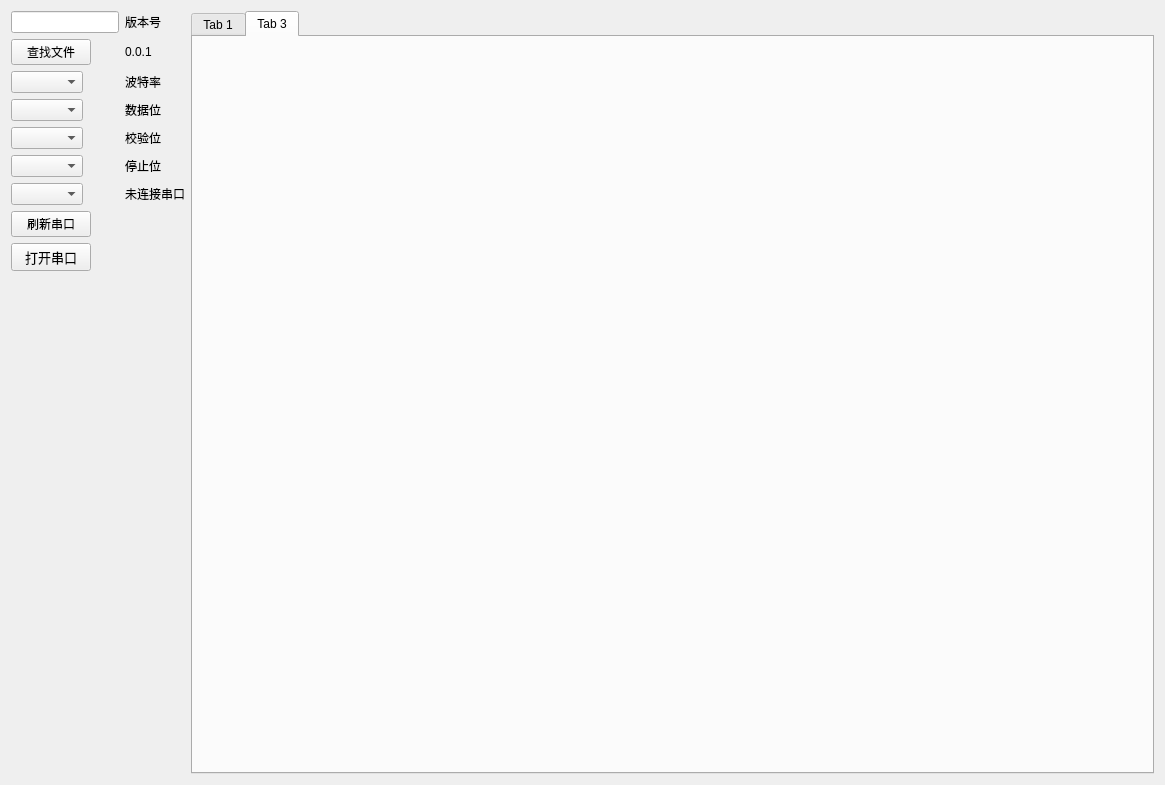
Qt form qtproj/widget.ui (Fboxtt/qt_proj) before a commit.
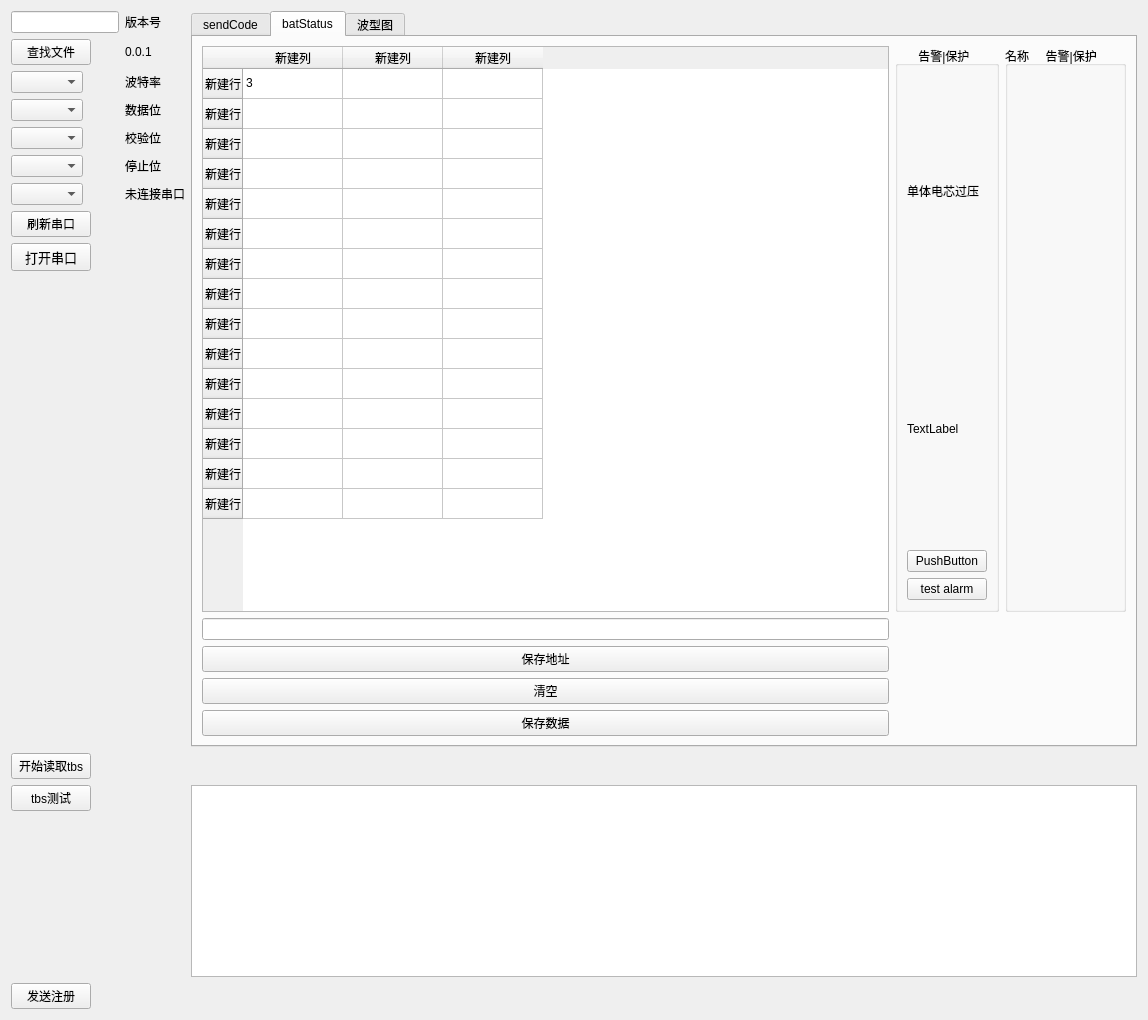
The same form after that commit.

The edit to the form file:
```diff
--- a/qtproj/widget.ui
+++ b/qtproj/widget.ui
@@ -6,8 +6,8 @@
    <rect>
     <x>0</x>
     <y>0</y>
-    <width>1165</width>
-    <height>785</height>
+    <width>1148</width>
+    <height>1020</height>
    </rect>
   </property>
   <property name="windowTitle">
@@ -122,7 +122,7 @@
      </property>
      <widget class="QWidget" name="tab">
       <attribute name="title">
-       <string>Tab 1</string>
+       <string>sendCode</string>
       </attribute>
       <layout class="QFormLayout" name="formLayout_4">
        <item row="0" column="0">
@@ -162,59 +162,7 @@
          </item>
         </layout>
        </item>
-       <item row="0" column="1">
-        <layout class="QGridLayout" name="gridLayout">
-         <item row="2" column="0" colspan="2">
-          <widget class="QListWidget" name="listWidget"/>
-         </item>
-         <item row="1" column="0">
-          <widget class="QPushButton" name="pushButton_3">
-           <property name="text">
-            <string>开始读取tbs</string>
-           </property>
-          </widget>
-         </item>
-         <item row="1" column="1">
-          <widget class="QPushButton" name="clearReceiveDataButton_2">
-           <property name="text">
-            <string>清空</string>
-           </property>
-          </widget>
-         </item>
-         <item row="3" column="0" colspan="2">
-          <widget class="QLineEdit" name="lineEdit_2"/>
-         </item>
-         <item row="0" column="0">
-          <widget class="QPushButton" name="sendTbs">
-           <property name="text">
-            <string>tbs测试</string>
-           </property>
-          </widget>
-         </item>
-         <item row="0" column="1">
-          <widget class="QPushButton" name="sendRegisterBox">
-           <property name="text">
-            <string>发送注册</string>
-           </property>
-          </widget>
-         </item>
-         <item row="4" column="0">
-          <widget class="QPushButton" name="pushButton_8">
-           <property name="text">
-            <string>保存地址</string>
-           </property>
-          </widget>
-         </item>
-         <item row="4" column="1">
-          <widget class="QPushButton" name="pushButton_7">
-           <property name="text">
-            <string>保存数据</string>
-           </property>
-          </widget>
-         </item>
-        </layout>
-       </item>
-       <item row="1" column="0">
+       <item row="2" column="1">
         <layout class="QFormLayout" name="formLayout_2">
          <item row="1" column="0">
           <widget class="QCheckBox" name="hexSendBox">
@@ -247,7 +195,14 @@
          </item>
         </layout>
        </item>
-       <item row="1" column="1">
+      </layout>
+     </widget>
+     <widget class="QWidget" name="tab_3">
+      <attribute name="title">
+       <string>batStatus</string>
+      </attribute>
+      <layout class="QGridLayout" name="gridLayout">
+       <item row="0" column="0">
         <widget class="QTableWidget" name="tableWidget">
          <row>
           <property name="text">
@@ -346,11 +301,84 @@
          </item>
         </widget>
        </item>
+       <item row="1" column="0">
+        <widget class="QLineEdit" name="lineEdit_2"/>
+       </item>
+       <item row="3" column="0">
+        <widget class="QPushButton" name="clearReceiveDataButton_2">
+         <property name="text">
+          <string>清空</string>
+         </property>
+        </widget>
+       </item>
+       <item row="4" column="0">
+        <widget class="QPushButton" name="pushButton_7">
+         <property name="text">
+          <string>保存数据</string>
+         </property>
+        </widget>
+       </item>
+       <item row="0" column="1">
+        <widget class="QGroupBox" name="batGroupBox">
+         <property name="title">
+          <string>       告警|保护</string>
+         </property>
+         <layout class="QGridLayout" name="gridLayout_6">
+          <item row="2" column="0">
+           <widget class="QPushButton" name="pushButton">
+            <property name="text">
+             <string>PushButton</string>
+            </property>
+           </widget>
+          </item>
+          <item row="1" column="0">
+           <widget class="QLabel" name="label_8">
+            <property name="text">
+             <string>TextLabel</string>
+            </property>
+           </widget>
+          </item>
+          <item row="0" column="0">
+           <widget class="QLabel" name="label">
+            <property name="text">
+             <string>单体电芯过压</string>
+            </property>
+           </widget>
+          </item>
+          <item row="3" column="0">
+           <widget class="QPushButton" name="pushButton_2">
+            <property name="text">
+             <string>test alarm</string>
+            </property>
+           </widget>
+          </item>
+         </layout>
+        </widget>
+       </item>
+       <item row="2" column="0">
+        <widget class="QPushButton" name="pushButton_8">
+         <property name="text">
+          <string>保存地址</string>
+         </property>
+        </widget>
+       </item>
+       <item row="0" column="2">
+        <widget class="QGroupBox" name="alarmGroupBox">
+         <property name="title">
+          <string>名称     告警|保护</string>
+         </property>
+         <layout class="QGridLayout" name="gridLayout_8">
+          <item row="0" column="0">
+           <layout class="QGridLayout" name="gridLayout_7"/>
+          </item>
+         </layout>
+        </widget>
+       </item>
       </layout>
      </widget>
      <widget class="QWidget" name="tab_2">
       <attribute name="title">
-       <string>Tab 3</string>
+       <string>波型图</string>
       </attribute>
       <layout class="QFormLayout" name="formLayout_5">
        <item row="0" column="1">
@@ -360,6 +388,30 @@
      </widget>
     </widget>
    </item>
+   <item row="1" column="0">
+    <widget class="QPushButton" name="pushButton_3">
+     <property name="text">
+      <string>开始读取tbs</string>
+     </property>
+    </widget>
+   </item>
+   <item row="2" column="0">
+    <widget class="QPushButton" name="sendTbs">
+     <property name="text">
+      <string>tbs测试</string>
+     </property>
+    </widget>
+   </item>
+   <item row="2" column="1">
+    <widget class="QListWidget" name="listWidget"/>
+   </item>
+   <item row="3" column="0">
+    <widget class="QPushButton" name="sendRegisterBox">
+     <property name="text">
+      <string>发送注册</string>
+     </property>
+    </widget>
+   </item>
   </layout>
  </widget>
  <resources/>
```
Left out of the diff: 8 changed lines with no effect on the pictures.
